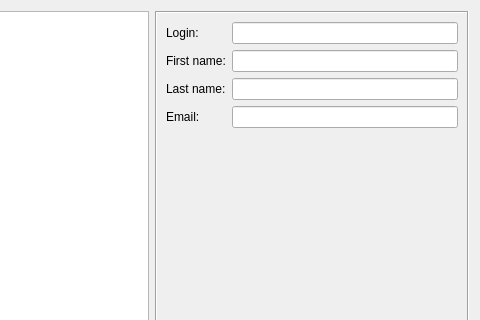
Qt form client/forms/init.ui (Wolframe/wolfzilla) before a commit; both pictures show x 133 to 613 and y 0 to 320 of the 613 by 410 pixel window.
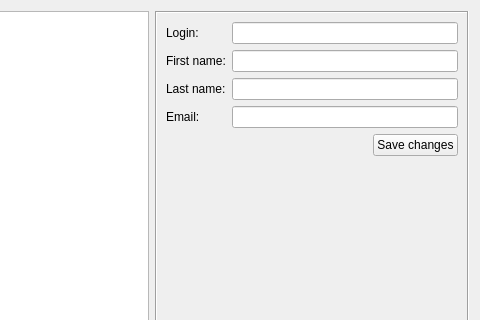
The same form after that commit. The open tabs and pages were chosen to show the change. Icons and pictures are not drawn.

What changed in the file:
```diff
--- a/client/forms/init.ui
+++ b/client/forms/init.ui
@@ -234,6 +234,36 @@
        <item row="3" column="1">
         <widget class="QLineEdit" name="email"/>
        </item>
+       <item row="4" column="1">
+        <layout class="QHBoxLayout" name="horizontalLayout_2">
+         <item>
+          <spacer name="horizontalSpacer_2">
+           <property name="orientation">
+            <enum>Qt::Horizontal</enum>
+           </property>
+           <property name="sizeHint" stdset="0">
+            <size>
+             <width>40</width>
+             <height>20</height>
+            </size>
+           </property>
+          </spacer>
+         </item>
+         <item>
+          <widget class="QPushButton" name="pushButton">
+           <property name="text">
+            <string>Save changes</string>
+           </property>
+           <property name="action" stdset="0">
+            <string>updateUser user { id={main.content.users.userList.selected:?}; login {{main.content.user.login}}; firstName {{main.content.user.firstName}}; lastName {{main.content.user.lastName}}; email {{main.content.user.email}} }</string>
+           </property>
+           <property name="datasignal:clicked" stdset="0">
+            <string>refreshUsers</string>
+           </property>
+          </widget>
+         </item>
+        </layout>
+       </item>
       </layout>
      </widget>
      <widget class="QWidget" name="project"/>
```
Left out of the diff: 8 changed lines with no effect on the pictures.
